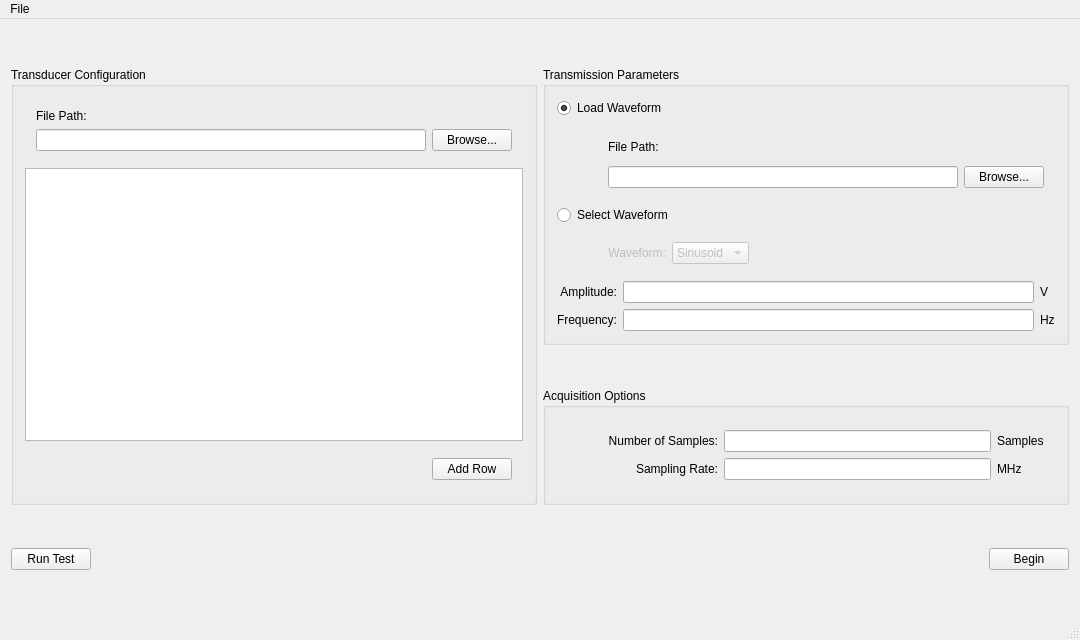
This is gui/mainwindow.ui in jennieyang/ultrasound-breast-imaging as Qt 5 draws it before an edit. The edited form follows.
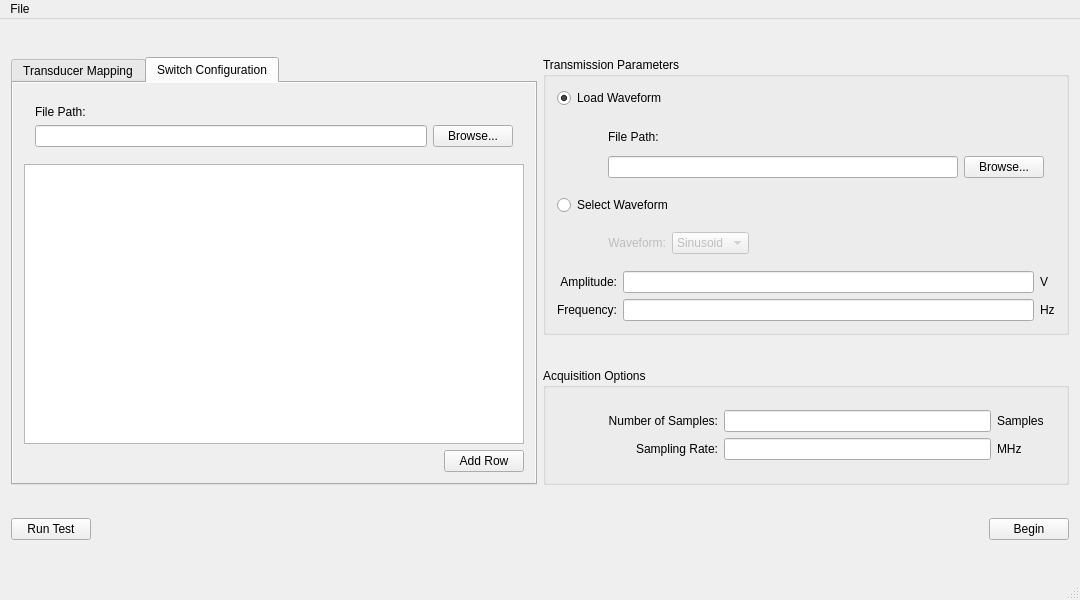
This is the edited form. The open tabs and pages were chosen to show the change.

Commit message: create tabs for switch config and mapping

```diff
--- a/gui/mainwindow.ui
+++ b/gui/mainwindow.ui
@@ -7,7 +7,7 @@
     <x>0</x>
     <y>0</y>
     <width>1080</width>
-    <height>640</height>
+    <height>600</height>
    </rect>
   </property>
   <property name="sizePolicy">
@@ -19,7 +19,7 @@
   <property name="minimumSize">
    <size>
     <width>1080</width>
-    <height>640</height>
+    <height>600</height>
    </size>
   </property>
   <property name="windowTitle">
@@ -35,9 +35,12 @@
    <property name="minimumSize">
     <size>
      <width>1080</width>
-     <height>637</height>
+     <height>600</height>
     </size>
    </property>
+   <property name="autoFillBackground">
+    <bool>false</bool>
+   </property>
    <layout class="QGridLayout" name="gridLayout">
     <property name="sizeConstraint">
      <enum>QLayout::SetMinimumSize</enum>
@@ -404,42 +407,57 @@
      </widget>
     </item>
     <item row="0" column="0" rowspan="2">
-     <widget class="QGroupBox" name="groupBox_transConfig">
-      <property name="title">
-       <string>Transducer Configuration</string>
+     <widget class="QTabWidget" name="tabWidget">
+      <property name="autoFillBackground">
+       <bool>true</bool>
       </property>
-      <layout class="QVBoxLayout" name="verticalLayout_acqOptions">
-       <property name="sizeConstraint">
-        <enum>QLayout::SetMinimumSize</enum>
-       </property>
-       <item>
-        <widget class="QWidget" name="widget_loadTransFile" native="true">
-         <layout class="QGridLayout" name="gridLayout_4">
-          <item row="1" column="2">
-           <widget class="QPushButton" name="pushButton_transBrowse">
-            <property name="text">
-             <string>Browse...</string>
-            </property>
-           </widget>
-          </item>
-          <item row="1" column="1">
-           <widget class="QLineEdit" name="lineEdit_transFileName">
-            <property name="readOnly">
+      <property name="currentIndex">
+       <number>0</number>
+      </property>
+      <widget class="QWidget" name="tab_mapping">
+       <property name="autoFillBackground">
+        <bool>true</bool>
+       </property>
+       <attribute name="title">
+        <string>Transducer Mapping</string>
+       </attribute>
+       <layout class="QGridLayout" name="gridLayout_5"/>
+      </widget>
+      <widget class="QWidget" name="tab_switch">
+       <property name="sizePolicy">
+        <sizepolicy hsizetype="Expanding" vsizetype="Expanding">
+         <horstretch>0</horstretch>
+         <verstretch>0</verstretch>
+        </sizepolicy>
+       </property>
+       <property name="autoFillBackground">
              <bool>true</bool>
             </property>
-           </widget>
-          </item>
-          <item row="0" column="1">
-           <widget class="QLabel" name="label_transFilePath">
+       <attribute name="title">
+        <string>Switch Configuration</string>
+       </attribute>
+       <layout class="QGridLayout" name="gridLayout_8">
+        <item row="2" column="1">
+         <widget class="QPushButton" name="pushButton_addRow">
             <property name="text">
-             <string>File Path:</string>
+           <string>Add Row</string>
             </property>
            </widget>
           </item>
-         </layout>
-        </widget>
-       </item>
-       <item>
+        <item row="2" column="0">
+         <spacer name="horizontalSpacer_3">
+          <property name="orientation">
+           <enum>Qt::Horizontal</enum>
+          </property>
+          <property name="sizeHint" stdset="0">
+           <size>
+            <width>40</width>
+            <height>20</height>
+           </size>
+          </property>
+         </spacer>
+        </item>
+        <item row="1" column="0" colspan="2">
         <widget class="QTableWidget" name="tableWidget_transConfig">
          <property name="focusPolicy">
           <enum>Qt::StrongFocus</enum>
@@ -483,35 +501,43 @@
          <property name="sortingEnabled">
           <bool>false</bool>
          </property>
-        </widget>
-       </item>
-       <item>
-        <widget class="QWidget" name="widget_tableOptions" native="true">
-         <layout class="QGridLayout" name="gridLayout_5">
+          <attribute name="horizontalHeaderStretchLastSection">
+           <bool>false</bool>
+          </attribute>
+          <attribute name="verticalHeaderStretchLastSection">
+           <bool>false</bool>
+          </attribute>
+         </widget>
+        </item>
+        <item row="0" column="0" colspan="2">
+         <widget class="QWidget" name="widget_loadTransFile" native="true">
+          <layout class="QGridLayout" name="gridLayout_4">
           <item row="0" column="1">
-           <widget class="QPushButton" name="pushButton_addRow">
+            <widget class="QLabel" name="label_transFilePath">
             <property name="text">
-             <string>Add Row</string>
+              <string>File Path:</string>
             </property>
            </widget>
           </item>
-          <item row="0" column="0">
-           <spacer name="horizontalSpacer_3">
-            <property name="orientation">
-             <enum>Qt::Horizontal</enum>
-            </property>
-            <property name="sizeHint" stdset="0">
-             <size>
-              <width>40</width>
-              <height>20</height>
-             </size>
-            </property>
-           </spacer>
+           <item row="1" column="2">
+            <widget class="QPushButton" name="pushButton_transBrowse">
+             <property name="text">
+              <string>Browse...</string>
+             </property>
+            </widget>
+           </item>
+           <item row="1" column="1">
+            <widget class="QLineEdit" name="lineEdit_transFileName">
+             <property name="readOnly">
+              <bool>true</bool>
+             </property>
+            </widget>
           </item>
          </layout>
         </widget>
        </item>
       </layout>
+      </widget>
      </widget>
     </item>
     <item row="2" column="0" colspan="2">
```
Left out of the diff: 176 changed lines with no effect on the pictures. Lines whose indentation alone changed are shown as unchanged. The commit also changes 3 other files.
